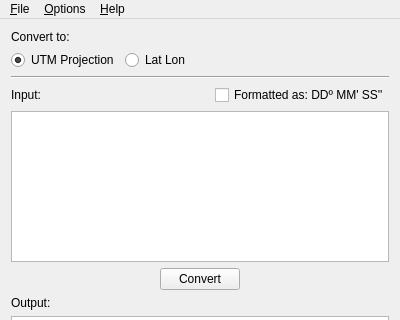
Above: mainwindow.ui from ecoslacker/coordinates-conversion-tool before the change; both pictures show x 0 to 400 and y 0 to 320 of the 400 by 500 pixel window. Below: the same form after it.
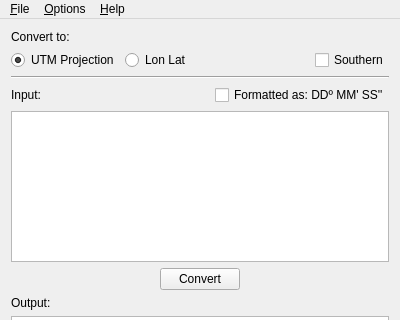
That is the form after the change. Icons and pictures are not drawn.

```diff
--- a/mainwindow.ui
+++ b/mainwindow.ui
@@ -41,7 +41,7 @@
       <item>
        <widget class="QRadioButton" name="toLatLon">
         <property name="text">
-         <string>Lat Lon</string>
+         <string>Lon Lat</string>
         </property>
        </widget>
       </item>
@@ -58,6 +58,16 @@
         </property>
        </spacer>
       </item>
+      <item>
+       <widget class="QCheckBox" name="useSouthernHemisphere">
+        <property name="toolTip">
+         <string>Check this box to use Southern hemisphere, otherwise Northern will be used.</string>
+        </property>
+        <property name="text">
+         <string>Southern</string>
+        </property>
+       </widget>
+      </item>
      </layout>
     </item>
     <item>
```
Left out of the diff: 33 changed lines with no effect on the pictures.
